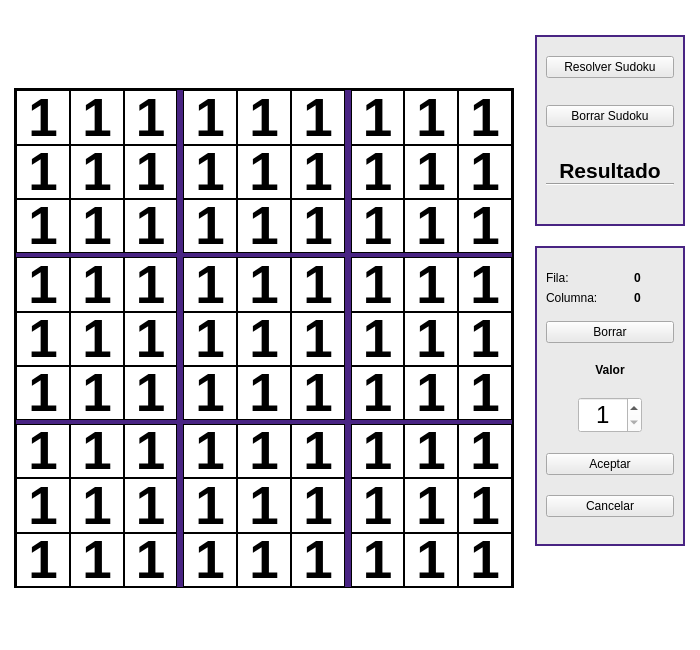
Qt form scaliansudoku.ui (emartinez-dev/SudokuScalian) before a commit.
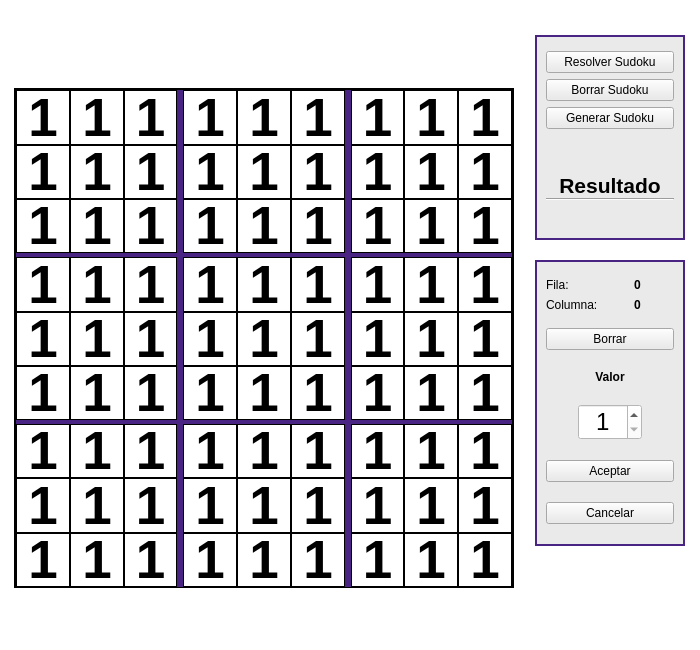
The same form after that commit.

Commit message: remove old files and implement random button

Diff of the .ui file:
```diff
--- a/scaliansudoku.ui
+++ b/scaliansudoku.ui
@@ -2544,7 +2544,7 @@
            <property name="lineWidth">
             <number>2</number>
            </property>
-           <layout class="QVBoxLayout" name="verticalLayout_3" stretch="0,0,0,0,0,0,0">
+           <layout class="QVBoxLayout" name="verticalLayout_3" stretch="0,0,0,0,0,0,0,0">
             <item>
              <spacer name="verticalSpacer_4">
               <property name="orientation">
@@ -2568,19 +2568,6 @@
               </property>
              </widget>
             </item>
-            <item>
-             <spacer name="verticalSpacer_5">
-              <property name="orientation">
-               <enum>Qt::Vertical</enum>
-              </property>
-              <property name="sizeHint" stdset="0">
-               <size>
-                <width>119</width>
-                <height>37</height>
-               </size>
-              </property>
-             </spacer>
-            </item>
             <item>
              <widget class="QPushButton" name="botonLimpiar">
               <property name="styleSheet">
@@ -2591,6 +2578,29 @@
               </property>
              </widget>
             </item>
+            <item>
+             <widget class="QPushButton" name="botonAleatorio">
+              <property name="styleSheet">
+               <string notr="true">color: rgb(0, 0, 0);</string>
+              </property>
+              <property name="text">
+               <string>Generar Sudoku</string>
+              </property>
+             </widget>
+            </item>
+            <item>
+             <spacer name="verticalSpacer_5">
+              <property name="orientation">
+               <enum>Qt::Vertical</enum>
+              </property>
+              <property name="sizeHint" stdset="0">
+               <size>
+                <width>119</width>
+                <height>37</height>
+               </size>
+              </property>
+             </spacer>
+            </item>
             <item>
              <spacer name="verticalSpacer">
               <property name="orientation">
```
The commit also changes 7 other files.
